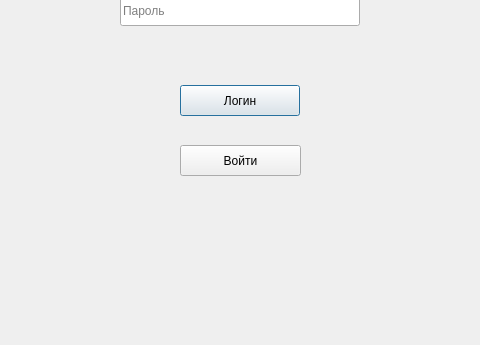
Old version of the form Views/Login.ui in the repository cat-techie/HotelManager; both pictures show x 0 to 480 and y 295 to 640 of the 480 by 640 pixel window.
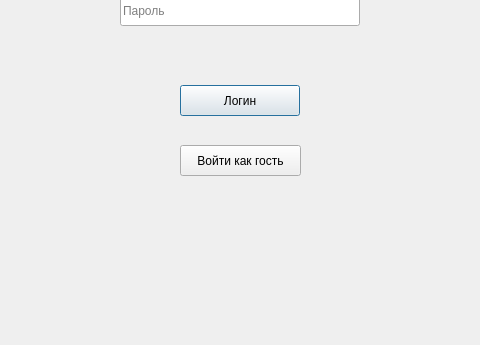
New version of the form.

```diff
--- a/Views/Login.ui
+++ b/Views/Login.ui
@@ -84,7 +84,7 @@
     </rect>
    </property>
    <property name="text">
-    <string>Войти</string>
+    <string>Войти как гость</string>
    </property>
   </widget>
  </widget>
```
